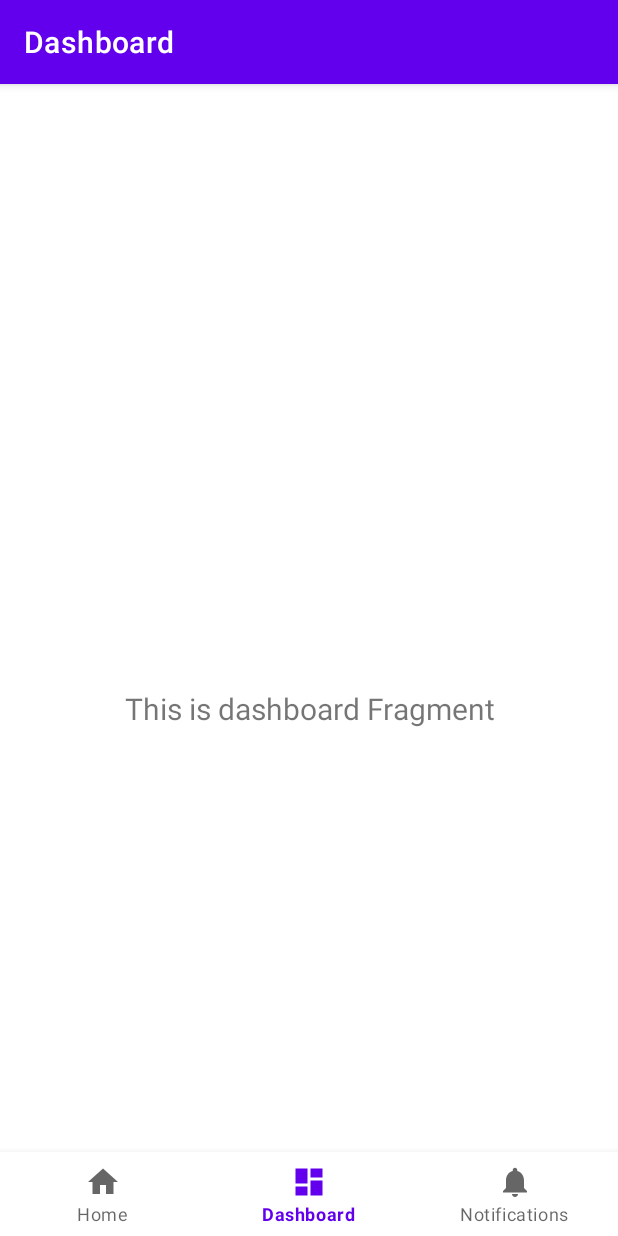
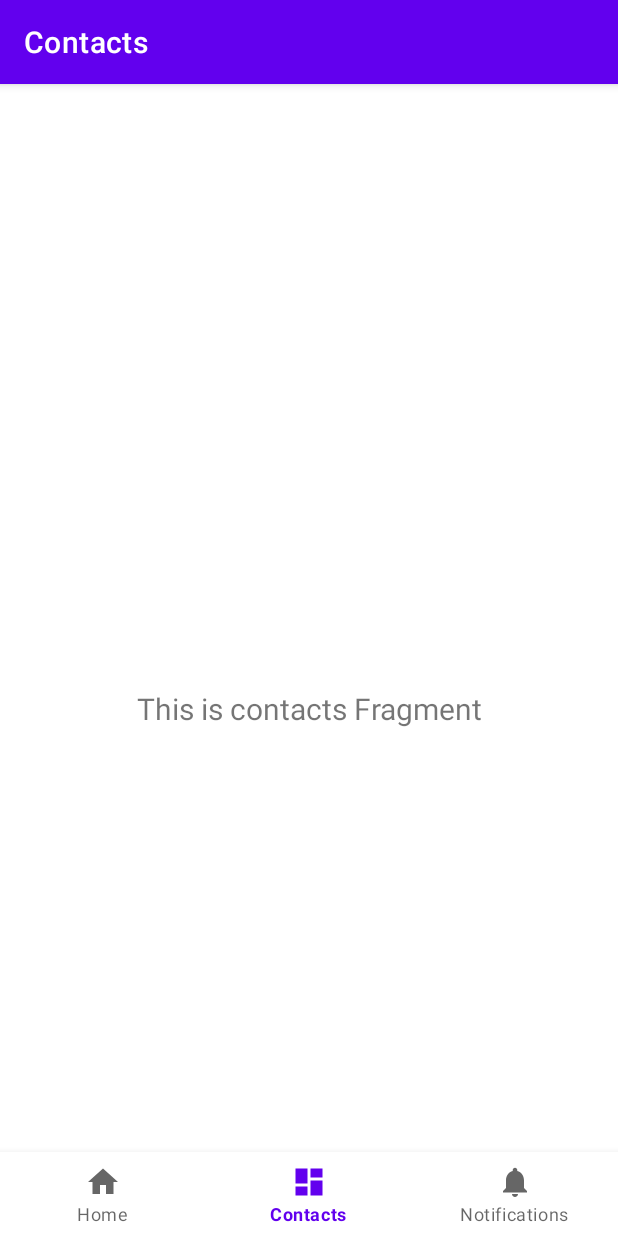
Before and after one commit to soeun-kang/GiftGori, an Android app: the ContactsFragment screen opened through its navigation route, on a phone screen of 412 x 824 dp. Run offline under Robolectric (Android 15) with nearby library versions, the light colour scheme and no system bars; our stand-ins replace navigation-ui.

Commit message:
name change to contacts

```diff
--- a/app/build.gradle.kts
+++ b/app/build.gradle.kts
@@ -48,6 +48,7 @@ dependencies {
     implementation(libs.androidx.lifecycle.viewmodel.ktx)
     implementation(libs.androidx.navigation.fragment.ktx)
     implementation(libs.androidx.navigation.ui.ktx)
+    implementation(libs.gson)
     testImplementation(libs.junit)
     androidTestImplementation(libs.androidx.junit)
     androidTestImplementation(libs.androidx.espresso.core)
--- /dev/null
+++ b/app/src/main/assets/contacts.json
@@ -0,0 +1,14 @@
+[
+  {
+    "name": "홍길동",
+    "phoneNumber": "010-1234-5678"
+  },
+  {
+    "name": "김철수",
+    "phoneNumber": "010-9876-5432"
+  },
+  {
+    "name": "이영희",
+    "phoneNumber": "010-1111-2222"
+  }
+]
--- a/app/src/main/java/com/example/tabs/MainActivity.kt
+++ b/app/src/main/java/com/example/tabs/MainActivity.kt
@@ -26,7 +26,7 @@ class MainActivity : AppCompatActivity() {
         // menu should be considered as top level destinations.
         val appBarConfiguration = AppBarConfiguration(
             setOf(
-                R.id.navigation_home, R.id.navigation_dashboard, R.id.navigation_notifications
+                R.id.navigation_home, R.id.navigation_contacts, R.id.navigation_notifications
             )
         )
         setupActionBarWithNavController(navController, appBarConfiguration)
--- a/app/src/main/java/com/example/tabs/ui/dashboard/DashboardFragment.kt
+++ b/app/src/main/java/com/example/tabs/ui/contacts/ContactsFragment.kt
@@ -1,4 +1,4 @@
-package com.example.tabs.ui.dashboard
+package com.example.tabs.ui.contacts
 
 import android.os.Bundle
 import android.view.LayoutInflater
@@ -7,11 +7,11 @@ import android.view.ViewGroup
 import android.widget.TextView
 import androidx.fragment.app.Fragment
 import androidx.lifecycle.ViewModelProvider
-import com.example.tabs.databinding.FragmentDashboardBinding
+import com.example.tabs.databinding.FragmentContactsBinding
 
-class DashboardFragment : Fragment() {
+class ContactsFragment : Fragment() {
 
-    private var _binding: FragmentDashboardBinding? = null
+    private var _binding: FragmentContactsBinding? = null
 
     // This property is only valid between onCreateView and
     // onDestroyView.
@@ -22,14 +22,14 @@ class DashboardFragment : Fragment() {
         container: ViewGroup?,
         savedInstanceState: Bundle?
     ): View {
-        val dashboardViewModel =
-            ViewModelProvider(this).get(DashboardViewModel::class.java)
+        val contactsViewModel =
+            ViewModelProvider(this).get(ContactsViewModel::class.java)
 
-        _binding = FragmentDashboardBinding.inflate(inflater, container, false)
+        _binding = FragmentContactsBinding.inflate(inflater, container, false)
         val root: View = binding.root
 
-        val textView: TextView = binding.textDashboard
-        dashboardViewModel.text.observe(viewLifecycleOwner) {
+        val textView: TextView = binding.textContacts
+        contactsViewModel.text.observe(viewLifecycleOwner) {
             textView.text = it
         }
         return root
--- a/app/src/main/java/com/example/tabs/ui/dashboard/DashboardViewModel.kt
+++ b/app/src/main/java/com/example/tabs/ui/contacts/ContactsViewModel.kt
@@ -1,13 +1,13 @@
-package com.example.tabs.ui.dashboard
+package com.example.tabs.ui.contacts
 
 import androidx.lifecycle.LiveData
 import androidx.lifecycle.MutableLiveData
 import androidx.lifecycle.ViewModel
 
-class DashboardViewModel : ViewModel() {
+class ContactsViewModel : ViewModel() {
 
     private val _text = MutableLiveData<String>().apply {
-        value = "This is dashboard Fragment"
+        value = "This is contacts Fragment"
     }
     val text: LiveData<String> = _text
 }
--- a/app/src/main/res/layout/fragment_dashboard.xml
+++ b/app/src/main/res/layout/fragment_contacts.xml
@@ -4,10 +4,10 @@
     xmlns:tools="http://schemas.android.com/tools"
     android:layout_width="match_parent"
     android:layout_height="match_parent"
-    tools:context=".ui.dashboard.DashboardFragment">
+    tools:context=".ui.contacts.ContactsFragment">
 
     <TextView
-        android:id="@+id/text_dashboard"
+        android:id="@+id/text_contacts"
         android:layout_width="match_parent"
         android:layout_height="wrap_content"
         android:layout_marginStart="8dp"
--- a/app/src/main/res/menu/bottom_nav_menu.xml
+++ b/app/src/main/res/menu/bottom_nav_menu.xml
@@ -7,9 +7,9 @@
         android:title="@string/title_home" />
 
     <item
-        android:id="@+id/navigation_dashboard"
-        android:icon="@drawable/ic_dashboard_black_24dp"
-        android:title="@string/title_dashboard" />
+        android:id="@+id/navigation_contacts"
+        android:icon="@drawable/ic_contacts_black_24dp"
+        android:title="@string/title_contacts" />
 
     <item
         android:id="@+id/navigation_notifications"
--- a/app/src/main/res/navigation/mobile_navigation.xml
+++ b/app/src/main/res/navigation/mobile_navigation.xml
@@ -12,10 +12,10 @@
         tools:layout="@layout/fragment_home" />
 
     <fragment
-        android:id="@+id/navigation_dashboard"
-        android:name="com.example.tabs.ui.dashboard.DashboardFragment"
-        android:label="@string/title_dashboard"
-        tools:layout="@layout/fragment_dashboard" />
+        android:id="@+id/navigation_contacts"
+        android:name="com.example.tabs.ui.contacts.ContactsFragment"
+        android:label="@string/title_contacts"
+        tools:layout="@layout/fragment_contacts" />
 
     <fragment
         android:id="@+id/navigation_notifications"
--- a/app/src/main/res/values/strings.xml
+++ b/app/src/main/res/values/strings.xml
@@ -1,6 +1,6 @@
 <resources>
     <string name="app_name">Tabs</string>
     <string name="title_home">Home</string>
-    <string name="title_dashboard">Dashboard</string>
+    <string name="title_contacts">Contacts</string>
     <string name="title_notifications">Notifications</string>
 </resources>
--- a/gradle/libs.versions.toml
+++ b/gradle/libs.versions.toml
@@ -12,6 +12,7 @@ lifecycleLivedataKtx = "2.8.7"
 lifecycleViewmodelKtx = "2.8.7"
 navigationFragmentKtx = "2.6.0"
 navigationUiKtx = "2.6.0"
+gson = "2.10.1"
 
 [libraries]
 androidx-core-ktx = { group = "androidx.core", name = "core-ktx", version.ref = "coreKtx" }
@@ -25,6 +26,7 @@ androidx-lifecycle-livedata-ktx = { group = "androidx.lifecycle", name = "lifecy
 androidx-lifecycle-viewmodel-ktx = { group = "androidx.lifecycle", name = "lifecycle-viewmodel-ktx", version.ref = "lifecycleViewmodelKtx" }
 androidx-navigation-fragment-ktx = { group = "androidx.navigation", name = "navigation-fragment-ktx", version.ref = "navigationFragmentKtx" }
 androidx-navigation-ui-ktx = { group = "androidx.navigation", name = "navigation-ui-ktx", version.ref = "navigationUiKtx" }
+gson = { group = "com.google.code.gson", name = "gson", version.ref = "gson" }
 
 [plugins]
 android-application = { id = "com.android.application", version.ref = "agp" }
```
Also changed, not shown: app/src/main/res/drawable/ic_contacts_black_24dp.xml (renamed from app/src/main/res/drawable/ic_dashboard_black_24dp.xml).
